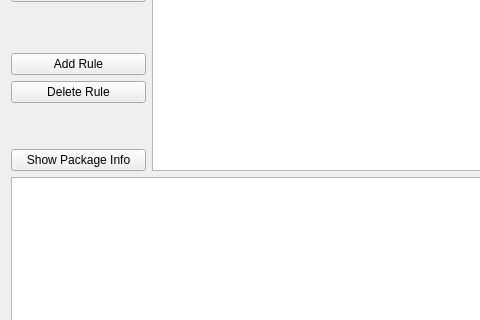
First picture: the form in firewall/mainwindow.ui, repository RazorK/packet-filtering-firewall, before the edit; both pictures show x 0 to 480 and y 106 to 426 of the 677 by 565 pixel window.
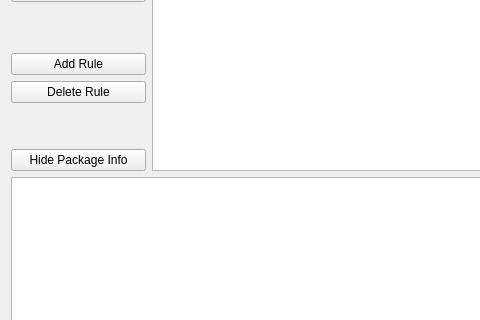
Second picture: the form after the edit.

```diff
--- a/firewall/mainwindow.ui
+++ b/firewall/mainwindow.ui
@@ -109,7 +109,7 @@
           <item>
            <widget class="QPushButton" name="infoButton">
             <property name="text">
-             <string>Show Package Info</string>
+             <string>Hide Package Info</string>
             </property>
             <property name="checkable">
              <bool>true</bool>
```
